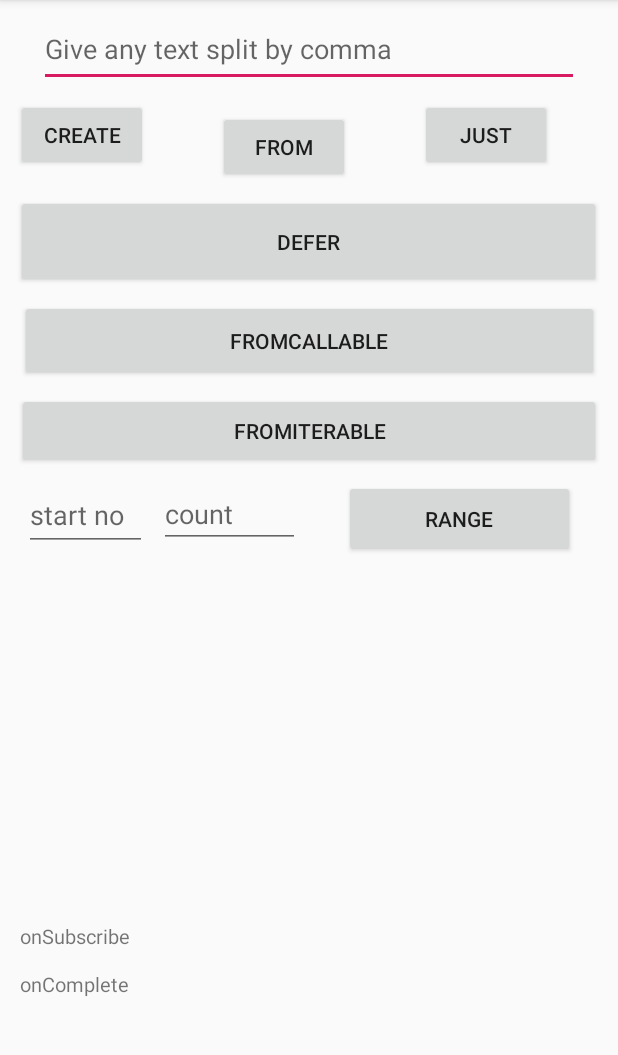
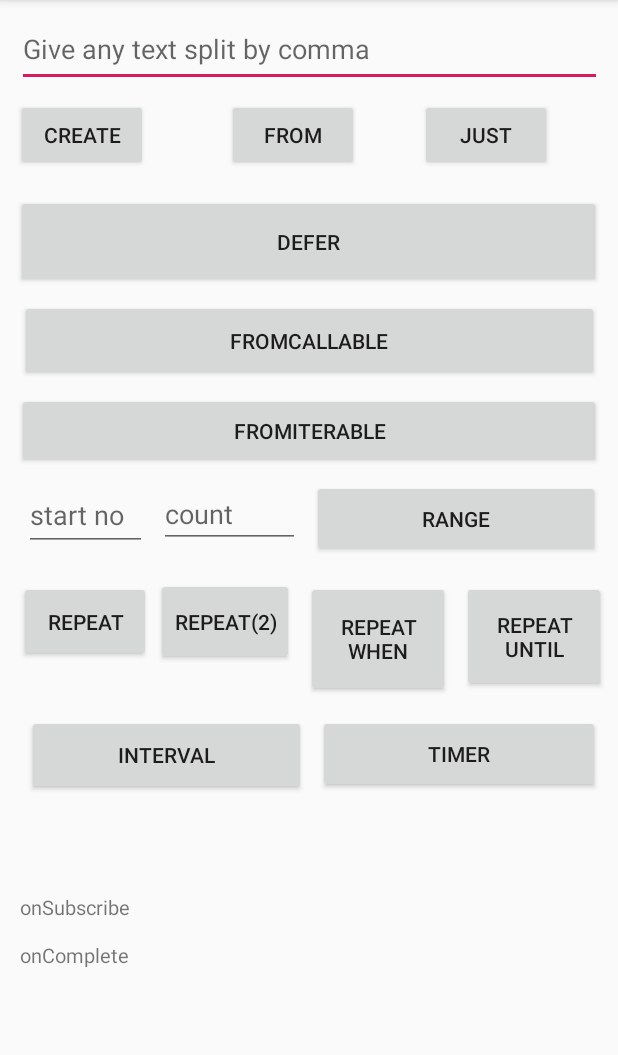
Before and after one commit to harisudhan7889/Code-ReactiveX, an Android app: the BasicOperatorsActivity screen opened directly, with no data from a screen before it, after a tap on "JUST", on a phone screen of 412 x 824 dp, the part 84-1139 px from its top. Run offline under Robolectric (Android 15) with nearby library versions, the phone set to English and light mode, and no system bars; our stand-ins replace RxJava.

Commit message:
Updated with repeat, interval and timer operators

```diff
--- a/app/src/main/java/com/hari/rxjava/operators/basic/BasicOperatorsActivity.kt
+++ b/app/src/main/java/com/hari/rxjava/operators/basic/BasicOperatorsActivity.kt
@@ -4,6 +4,7 @@ import android.content.Context
 import android.content.Intent
 import android.os.Bundle
 import android.support.v7.app.AppCompatActivity
+import android.text.method.ScrollingMovementMethod
 import android.view.View
 import com.hari.rxjava.R
 import com.hari.rxjava.Utils
@@ -18,14 +19,13 @@ class BasicOperatorsActivity : AppCompatActivity(),
     View.OnClickListener {
 
     private val observer = object : Observer<String?> {
+        override fun onSubscribe(d: Disposable) {
+            output.text = output.text.toString().plus("\n").plus("onSubscribe")
+        }
 
         override fun onComplete() {
             output.text = output.text.toString().plus("\n").plus("onComplete")
             Utils.hideKeyboard(this@BasicOperatorsActivity)
-        }
-
-        override fun onSubscribe(d: Disposable) {
-            output.text = output.text.toString().plus("\n").plus("onSubscribe")
         }
 
         override fun onNext(value: String) {
@@ -50,6 +50,7 @@ class BasicOperatorsActivity : AppCompatActivity(),
     override fun onCreate(savedInstanceState: Bundle?) {
         super.onCreate(savedInstanceState)
         setContentView(R.layout.view_basic_operators)
+        output.movementMethod = ScrollingMovementMethod()
         createButton.setOnClickListener(this)
         justButton.setOnClickListener(this)
         deferButton.setOnClickListener(this)
@@ -57,6 +58,12 @@ class BasicOperatorsActivity : AppCompatActivity(),
         fromCallable.setOnClickListener(this)
         fromIterable.setOnClickListener(this)
         rangeButton.setOnClickListener(this)
+        repeatButton.setOnClickListener(this)
+        repeatWithLimit.setOnClickListener(this)
+        repeatUntil.setOnClickListener(this)
+        repeatWhen.setOnClickListener(this)
+        intervalButton.setOnClickListener(this)
+        timerButton.setOnClickListener(this)
     }
 
     override fun onClick(v: View?) {
@@ -91,6 +98,38 @@ class BasicOperatorsActivity : AppCompatActivity(),
                     presenter.range(startNo.text.toString().toInt(), count.text.toString().toInt())
                 }
             }
+            repeatButton -> {
+                output.text = ""
+                if(startNo.text.isNotEmpty() && count.text.isNotEmpty()) {
+                    presenter.repeat(startNo.text.toString().toInt(), count.text.toString().toInt())
+                }
+            }
+            repeatWithLimit -> {
+                output.text = ""
+                if(startNo.text.isNotEmpty() && count.text.isNotEmpty()) {
+                    presenter.repeatWithLimit(startNo.text.toString().toInt(), count.text.toString().toInt())
+                }
+            }
+            repeatUntil -> {
+                output.text = ""
+                if(startNo.text.isNotEmpty() && count.text.isNotEmpty()) {
+                    presenter.repeatUntil(startNo.text.toString().toInt(), count.text.toString().toInt())
+                }
+            }
+            repeatWhen -> {
+                output.text = ""
+                if(startNo.text.isNotEmpty() && count.text.isNotEmpty()) {
+                    presenter.repeatWhen(startNo.text.toString().toInt(), count.text.toString().toInt())
+                }
+            }
+            intervalButton -> {
+                output.text = ""
+                presenter.interval()
+            }
+            timerButton -> {
+                output.text = ""
+                presenter.timer()
+            }
         }
     }
 }
--- a/app/src/main/res/layout/view_basic_operators.xml
+++ b/app/src/main/res/layout/view_basic_operators.xml
@@ -7,7 +7,7 @@
 
 
     <EditText
-            android:layout_width="360dp"
+            android:layout_width="390dp"
             android:layout_height="50dp"
             android:inputType="text"
             android:ems="10"
@@ -30,10 +30,12 @@
             android:id="@+id/output"
             android:textSize="13sp"
             android:layout_width="386dp"
-            android:layout_height="161dp"
+            android:layout_height="140dp"
+            android:scrollbars="vertical"
             app:layout_constraintEnd_toEndOf="parent" android:layout_marginEnd="8dp"
             app:layout_constraintStart_toStartOf="parent" android:layout_marginStart="8dp"
-            android:layout_marginBottom="8dp" app:layout_constraintBottom_toBottomOf="parent"/>
+            android:layout_marginBottom="8dp" app:layout_constraintBottom_toBottomOf="parent"
+            android:layout_marginTop="8dp" app:layout_constraintTop_toBottomOf="@+id/intervalButton"/>
     <Button
             android:text="Just"
             android:layout_width="wrap_content"
@@ -55,8 +57,8 @@
             android:layout_height="wrap_content"
             android:id="@+id/frombutton" app:layout_constraintStart_toEndOf="@+id/createButton"
             android:layout_marginStart="8dp" app:layout_constraintEnd_toStartOf="@+id/justButton"
-            android:layout_marginEnd="8dp" android:layout_marginBottom="8dp"
-            app:layout_constraintBottom_toTopOf="@+id/deferButton"/>
+            android:layout_marginEnd="8dp" android:layout_marginBottom="16dp"
+            app:layout_constraintBottom_toTopOf="@+id/deferButton" app:layout_constraintHorizontal_bias="0.578"/>
     <Button
             android:text="FromCallable"
             android:layout_width="386dp"
@@ -75,12 +77,13 @@
             android:layout_marginStart="8dp"/>
     <Button
             android:text="Range"
-            android:layout_width="154dp"
+            android:layout_width="192dp"
             android:layout_height="51dp"
             android:id="@+id/rangeButton" android:layout_marginTop="8dp"
             app:layout_constraintTop_toBottomOf="@+id/fromIterable"
             app:layout_constraintEnd_toEndOf="parent" android:layout_marginEnd="8dp"
-            app:layout_constraintStart_toEndOf="@+id/count" android:layout_marginStart="8dp"/>
+            app:layout_constraintStart_toEndOf="@+id/count" android:layout_marginStart="8dp"
+            app:layout_constraintHorizontal_bias="0.0"/>
     <EditText
             android:layout_width="82dp"
             android:layout_height="47dp"
@@ -98,6 +101,51 @@
             android:id="@+id/count" android:layout_marginTop="8dp"
             app:layout_constraintTop_toBottomOf="@+id/fromIterable" app:layout_constraintStart_toEndOf="@+id/startNo"
             android:layout_marginStart="8dp" android:hint="count"/>
+    <Button
+            android:text="Repeat"
+            android:layout_width="wrap_content"
+            android:layout_height="54dp"
+            android:id="@+id/repeatButton"
+            android:layout_marginTop="20dp"
+            app:layout_constraintTop_toBottomOf="@+id/startNo" app:layout_constraintStart_toStartOf="parent"
+            android:layout_marginStart="16dp"
+            app:layout_constraintEnd_toStartOf="@+id/repeatWithLimit" android:layout_marginEnd="8dp"
+            app:layout_constraintHorizontal_bias="0.454"/>
+    <Button
+            android:text="Repeat Until"
+            android:layout_width="96dp"
+            android:layout_height="74dp"
+            android:id="@+id/repeatUntil" app:layout_constraintEnd_toEndOf="parent" android:layout_marginEnd="8dp"
+            android:layout_marginTop="16dp" app:layout_constraintTop_toBottomOf="@+id/rangeButton"/>
+    <Button
+            android:text="Repeat(2)"
+            android:layout_width="wrap_content"
+            android:layout_height="58dp"
+            android:id="@+id/repeatWithLimit" android:layout_marginTop="20dp"
+            app:layout_constraintTop_toBottomOf="@+id/count" app:layout_constraintEnd_toStartOf="@+id/repeatWhen"
+            android:layout_marginEnd="8dp"/>
+    <Button
+            android:text="Repeat When"
+            android:layout_width="96dp"
+            android:layout_height="77dp"
+            android:id="@+id/repeatWhen" app:layout_constraintEnd_toStartOf="@+id/repeatUntil"
+            android:layout_marginEnd="8dp" android:layout_marginTop="16dp"
+            app:layout_constraintTop_toBottomOf="@+id/rangeButton"/>
+    <Button
+            android:text="Interval"
+            android:layout_width="186dp"
+            android:layout_height="53dp"
+            android:id="@+id/intervalButton" app:layout_constraintStart_toStartOf="parent"
+            android:layout_marginStart="96dp"
+            android:layout_marginTop="12dp" app:layout_constraintTop_toBottomOf="@+id/repeatWhen"
+            app:layout_constraintEnd_toStartOf="@+id/timerButton" android:layout_marginEnd="8dp"
+            app:layout_constraintHorizontal_bias="1.0"/>
+    <Button
+            android:text="Timer"
+            android:layout_width="188dp"
+            android:layout_height="52dp"
+            android:id="@+id/timerButton" app:layout_constraintEnd_toEndOf="parent" android:layout_marginEnd="12dp"
+            android:layout_marginTop="12dp" app:layout_constraintTop_toBottomOf="@+id/repeatWhen"/>
 
 
 </android.support.constraint.ConstraintLayout>
```
Also changed, not shown: app/src/main/java/com/hari/rxjava/operators/basic/BasicOperatorsPresenterImpl.kt (+59 -24 lines), 1 other file.
